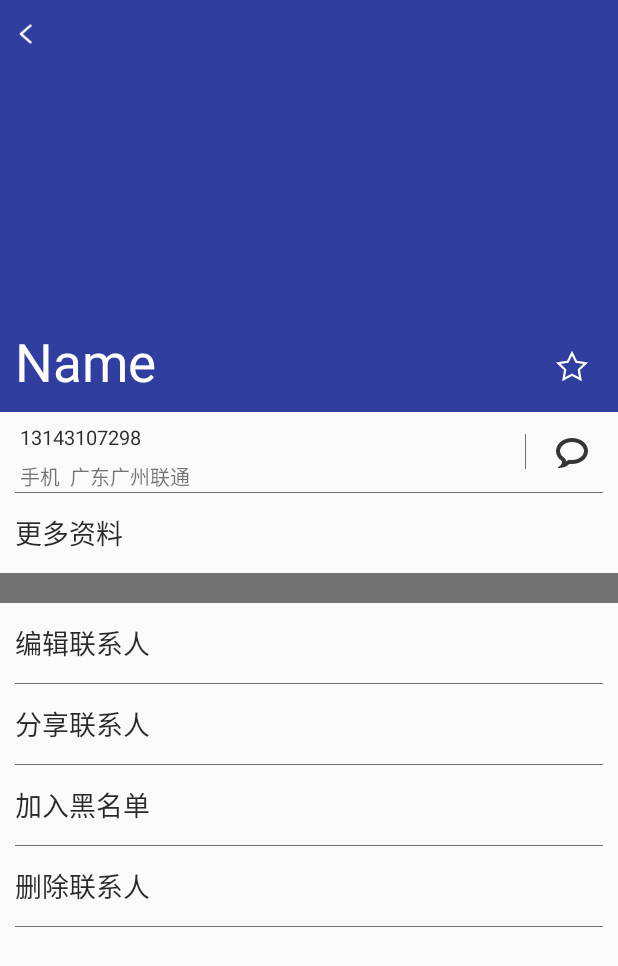
After one commit to OREOmini/Experiment3, an Android app: the info screen opened directly, with no data from a screen before it, on a phone screen of 412 x 824 dp. The commit adds this screen. Shown: the top 966 px of the screen. Run offline under Robolectric (Android 15) with nearby library versions, the phone set to English and light mode, and no system bars; 3 statements that could not run were skipped.

Commit message:
view of information
The view page of contact information is completed.

```diff
--- a/app/src/main/AndroidManifest.xml
+++ b/app/src/main/AndroidManifest.xml
@@ -1,23 +1,27 @@
 <?xml version="1.0" encoding="utf-8"?>
 <manifest xmlns:android="http://schemas.android.com/apk/res/android"
-    package="com.example.wangyunwen.lab3" >
+    package="com.example.wangyunwen.lab3">
 
     <application
         android:allowBackup="true"
         android:icon="@mipmap/ic_launcher"
         android:label="@string/app_name"
         android:supportsRtl="true"
-        android:theme="@style/AppTheme" >
+        android:theme="@style/AppTheme">
         <activity
             android:name=".MainActivity"
             android:label="@string/app_name"
-            android:theme="@style/AppTheme.NoActionBar" >
+            android:theme="@style/AppTheme.NoActionBar">
             <intent-filter>
                 <action android:name="android.intent.action.MAIN" />
 
                 <category android:name="android.intent.category.LAUNCHER" />
             </intent-filter>
         </activity>
+        <activity
+            android:name=".info"
+            android:label="@string/title_activity_info"
+            android:theme="@style/AppTheme"></activity>
     </application>
 
 </manifest>
--- a/app/src/main/java/com/example/wangyunwen/lab3/MainActivity.java
+++ b/app/src/main/java/com/example/wangyunwen/lab3/MainActivity.java
@@ -10,6 +10,7 @@ import android.view.Menu;
 import android.view.MenuItem;
 import android.widget.AdapterView;
 import android.widget.ListView;
+import android.content.Intent;
 
 import java.util.ArrayList;
 import java.util.List;
@@ -31,7 +32,7 @@ public class MainActivity extends AppCompatActivity {
         contact_list.setOnItemClickListener(new AdapterView.OnItemClickListener() {
             @Override
             public void onItemClick(AdapterView<?> parent, View view, int position, long id) {
-
+                Intent intent = new Intent(MainActivity.this, info.class);
             }
         });
 
--- /dev/null
+++ b/app/src/main/java/com/example/wangyunwen/lab3/info.java
@@ -0,0 +1,29 @@
+package com.example.wangyunwen.lab3;
+
+import android.os.Bundle;
+import android.support.design.widget.FloatingActionButton;
+import android.support.design.widget.Snackbar;
+import android.support.v7.app.AppCompatActivity;
+import android.support.v7.widget.Toolbar;
+import android.view.View;
+
+public class info extends AppCompatActivity {
+
+    @Override
+    protected void onCreate(Bundle savedInstanceState) {
+        super.onCreate(savedInstanceState);
+        setContentView(R.layout.activity_info);
+        Toolbar toolbar = (Toolbar) findViewById(R.id.toolbar);
+        setSupportActionBar(toolbar);
+
+        FloatingActionButton fab = (FloatingActionButton) findViewById(R.id.fab);
+        fab.setOnClickListener(new View.OnClickListener() {
+            @Override
+            public void onClick(View view) {
+                Snackbar.make(view, "Replace with your own action", Snackbar.LENGTH_LONG)
+                        .setAction("Action", null).show();
+            }
+        });
+    }
+
+}
--- /dev/null
+++ b/app/src/main/res/layout/activity_info.xml
@@ -0,0 +1,118 @@
+<?xml version="1.0" encoding="utf-8"?>
+<LinearLayout xmlns:android="http://schemas.android.com/apk/res/android"
+    android:orientation="vertical"
+    android:layout_width="match_parent"
+    android:layout_height="match_parent">
+    <LinearLayout
+        android:layout_width="match_parent"
+        android:layout_height="match_parent"
+        android:orientation="vertical"
+        android:layout_weight="3">
+        <RelativeLayout
+            android:padding="10dp"
+            android:layout_width="match_parent"
+            android:layout_height="match_parent"
+            android:layout_weight="2"
+            android:background="@color/colorPrimaryDark">
+            <ImageButton
+                android:layout_width="wrap_content"
+                android:layout_height="wrap_content"
+                android:background="@color/transparent"
+                android:src="@mipmap/back"/>
+            <ImageButton
+                android:layout_width="wrap_content"
+                android:layout_height="wrap_content"
+                android:src="@mipmap/empty_star"
+                android:background="@color/transparent"
+                android:layout_alignParentRight="true"
+                android:layout_alignParentBottom="true"
+                android:layout_margin="10dp"/>
+            <TextView
+                android:layout_width="wrap_content"
+                android:layout_height="wrap_content"
+                android:text="Name"
+                android:id="@+id/name"
+                android:textColor="@color/white"
+                android:textSize="16pt"
+                android:layout_alignParentBottom="true"/>
+        </RelativeLayout>
+        <LinearLayout
+            android:layout_width="match_parent"
+            android:layout_height="match_parent"
+            android:orientation="vertical"
+            android:layout_weight="1">
+            <RelativeLayout
+                android:paddingTop="4dp"
+                android:paddingLeft="10dp"
+                android:layout_width="match_parent"
+                android:layout_height="@dimen/height">
+                <TextView
+                    android:id="@+id/phoneNum"
+                    android:text="13143107298"
+                    android:layout_width="wrap_content"
+                    android:layout_height="wrap_content"
+                    android:textColor="@color/black"
+                    style="@style/phoneNumFont"
+                    />
+                <TextView
+                    android:text="手机"
+                    android:id="@+id/category"
+                    android:layout_width="wrap_content"
+                    android:layout_height="wrap_content"
+                    android:layout_below="@+id/phoneNum"
+                    android:textColor="@color/grey"
+                    style="@style/phoneNumFont"/>
+                <TextView
+                    android:text="广东广州联通"
+                    android:id="@+id/location"
+                    android:layout_width="wrap_content"
+                    android:layout_height="wrap_content"
+                    android:layout_toRightOf="@+id/category"
+                    android:layout_below="@+id/phoneNum"
+                    android:textColor="@color/grey"
+                    style="@style/phoneNumFont"/>
+                <ImageButton
+                    android:id="@+id/chat"
+                    android:layout_width="wrap_content"
+                    android:layout_height="wrap_content"
+                    android:src="@mipmap/chat"
+                    android:background="@color/transparent"
+                    android:layout_alignParentRight="true"
+                    android:layout_centerVertical="true"
+                    android:layout_marginLeft="20dp"
+                    android:layout_marginRight="20dp"
+                    />
+                <LinearLayout style="@style/common_vertical_division_line_style"
+                    android:layout_toLeftOf="@+id/chat"
+                    android:layout_centerVertical="true"
+                    android:layout_height="23dp"></LinearLayout>
+            </RelativeLayout>
+
+            <LinearLayout style="@style/common_horizontal_division_line_style"></LinearLayout>
+
+            <TextView
+                style="@style/bar"
+                android:text="更多资料"/>
+
+            <LinearLayout style="@style/common_horizontal_division_line_style_thick"></LinearLayout>
+
+            <TextView
+                style="@style/bar"
+                android:text="编辑联系人"/>
+            <LinearLayout style="@style/common_horizontal_division_line_style"></LinearLayout>
+
+            <TextView
+                style="@style/bar"
+                android:text="分享联系人"/>
+            <LinearLayout style="@style/common_horizontal_division_line_style"></LinearLayout>
+            <TextView
+                style="@style/bar"
+                android:text="加入黑名单"/>
+            <LinearLayout style="@style/common_horizontal_division_line_style"></LinearLayout>
+            <TextView
+                style="@style/bar"
+                android:text="删除联系人"/>
+            <LinearLayout style="@style/common_horizontal_division_line_style"></LinearLayout>
+        </LinearLayout>
+    </LinearLayout>
+</LinearLayout>
--- a/app/src/main/res/layout/content_main.xml
+++ /dev/null
@@ -1,20 +0,0 @@
-<?xml version="1.0" encoding="utf-8"?>
-<RelativeLayout
-    xmlns:android="http://schemas.android.com/apk/res/android"
-    xmlns:tools="http://schemas.android.com/tools"
-    xmlns:app="http://schemas.android.com/apk/res-auto"
-    android:layout_width="match_parent"
-    android:layout_height="match_parent"
-    android:paddingLeft="@dimen/activity_horizontal_margin"
-    android:paddingRight="@dimen/activity_horizontal_margin"
-    android:paddingTop="@dimen/activity_vertical_margin"
-    android:paddingBottom="@dimen/activity_vertical_margin"
-    app:layout_behavior="@string/appbar_scrolling_view_behavior"
-    tools:showIn="@layout/activity_main"
-    tools:context="com.example.wangyunwen.lab3.MainActivity">
-
-    <TextView
-        android:text="Hello World!"
-        android:layout_width="wrap_content"
-        android:layout_height="wrap_content" />
-</RelativeLayout>
--- a/app/src/main/res/values-v21/styles.xml
+++ b/app/src/main/res/values-v21/styles.xml
@@ -1,4 +1,5 @@
 <resources>
+
     <style name="AppTheme.NoActionBar">
         <item name="windowActionBar">false</item>
         <item name="windowNoTitle">true</item>
--- a/app/src/main/res/values/colors.xml
+++ b/app/src/main/res/values/colors.xml
@@ -4,5 +4,7 @@
     <color name="colorPrimaryDark">#303F9F</color>
     <color name="colorAccent">#FF4081</color>
     <color name="white">#FFFFFF</color>
-    <color name="black">#000000</color>
+    <color name="black">#D5000000</color>
+    <color name="grey">#8A000000</color>
+    <color name="transparent">#00000000</color>
 </resources>
--- a/app/src/main/res/values/dimens.xml
+++ b/app/src/main/res/values/dimens.xml
@@ -3,4 +3,5 @@
     <dimen name="activity_horizontal_margin">16dp</dimen>
     <dimen name="activity_vertical_margin">16dp</dimen>
     <dimen name="fab_margin">16dp</dimen>
+    <dimen name="height">53dp</dimen>
 </resources>
--- a/app/src/main/res/values/strings.xml
+++ b/app/src/main/res/values/strings.xml
@@ -1,4 +1,5 @@
 <resources>
     <string name="app_name">Lab3</string>
     <string name="action_settings">Settings</string>
+    <string name="title_activity_info">info</string>
 </resources>
--- a/app/src/main/res/values/styles.xml
+++ b/app/src/main/res/values/styles.xml
@@ -1,17 +1,55 @@
 <resources>
 
     <!-- Base application theme. -->
-    <style name="AppTheme" parent="Theme.AppCompat.Light.DarkActionBar">
+    <style name="AppTheme" parent="Theme.AppCompat.Light.NoActionBar">
         <!-- Customize your theme here. -->
         <item name="colorPrimary">@color/colorPrimary</item>
         <item name="colorPrimaryDark">@color/colorPrimaryDark</item>
         <item name="colorAccent">@color/colorAccent</item>
     </style>
+
     <style name="AppTheme.NoActionBar">
         <item name="windowActionBar">false</item>
         <item name="windowNoTitle">true</item>
     </style>
+
     <style name="AppTheme.AppBarOverlay" parent="ThemeOverlay.AppCompat.Dark.ActionBar" />
+
     <style name="AppTheme.PopupOverlay" parent="ThemeOverlay.AppCompat.Light" />
 
+    <style name="phoneNumFont">
+        <item name="android:textSize">6pt</item>
+        <item name="android:layout_margin">3dp</item>
+    </style>
+
+    <style name="common_horizontal_division_line_style">
+        <item name="android:layout_width">match_parent</item>
+        <item name="android:layout_marginLeft">10dp</item>
+        <item name="android:layout_marginRight">10dp</item>
+        <item name="android:layout_height">0.5dp</item>
+        <item name="android:orientation">horizontal</item>
+        <item name="android:background">@color/grey</item>
+    </style>
+
+    <style name="common_horizontal_division_line_style_thick">
+        <item name="android:layout_width">match_parent</item>
+        <item name="android:layout_height">20dp</item>
+        <item name="android:orientation">horizontal</item>
+        <item name="android:background">@color/grey</item>
+    </style>
+
+    <style name="common_vertical_division_line_style">
+        <item name="android:layout_width">0.5dp</item>
+        <item name="android:background">@color/grey</item>
+    </style>
+
+    <style name="bar">
+        <item name="android:textColor">@color/black</item>
+        <item name="android:textSize">8pt</item>
+        <item name="android:gravity">center_vertical</item>
+        <item name="android:paddingLeft">10dp</item>
+        <item name="android:layout_height">@dimen/height</item>
+        <item name="android:layout_width">match_parent</item>
+    </style>
+
 </resources>
```
Also changed, not shown: app/src/main/res/mipmap-hdpi/back.png (added), app/src/main/res/mipmap-hdpi/chat.png (added), app/src/main/res/mipmap-hdpi/empty_star.png (added), app/src/main/res/mipmap-hdpi/full_star.png (added). Lines whose indentation alone changed are shown as unchanged.
